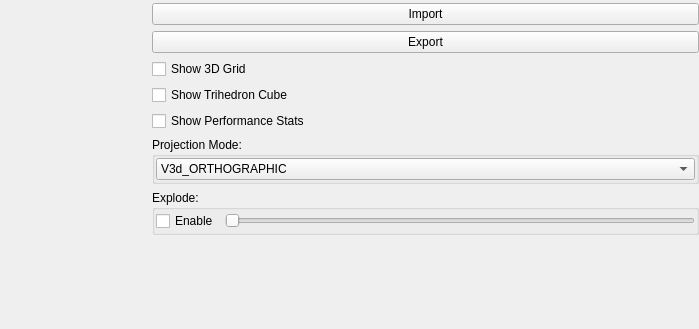
First picture: the form in 001-C-basicViewerWithOptions/uis/mainwindow.ui, repository haknkayaa/Qt-OpenCASCADE-Projects, before the edit; both pictures show x 355 to 1054 and y 0 to 329 of the 1054 by 697 pixel window.
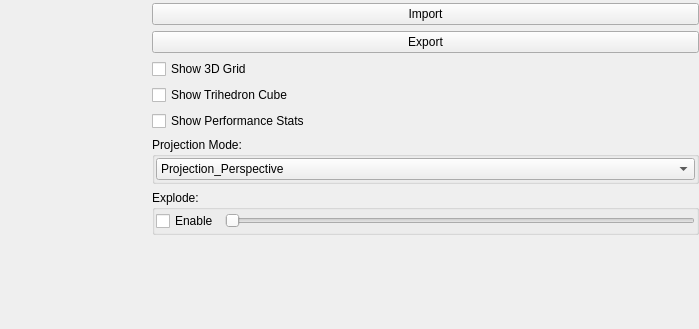
Second picture: the form after the edit.

Commit message: added projection type

The edit to the form file:
```diff
--- a/001-C-basicViewerWithOptions/uis/mainwindow.ui
+++ b/001-C-basicViewerWithOptions/uis/mainwindow.ui
@@ -184,7 +184,7 @@
               <widget class="QComboBox" name="viewMode">
                <item>
                 <property name="text">
-                 <string>V3d_ORTHOGRAPHIC</string>
+                 <string>Projection_Perspective</string>
                 </property>
                </item>
                <item>
```
Left out of the diff: 2 changed lines with no effect on the pictures. The commit also changes 11 other files.
